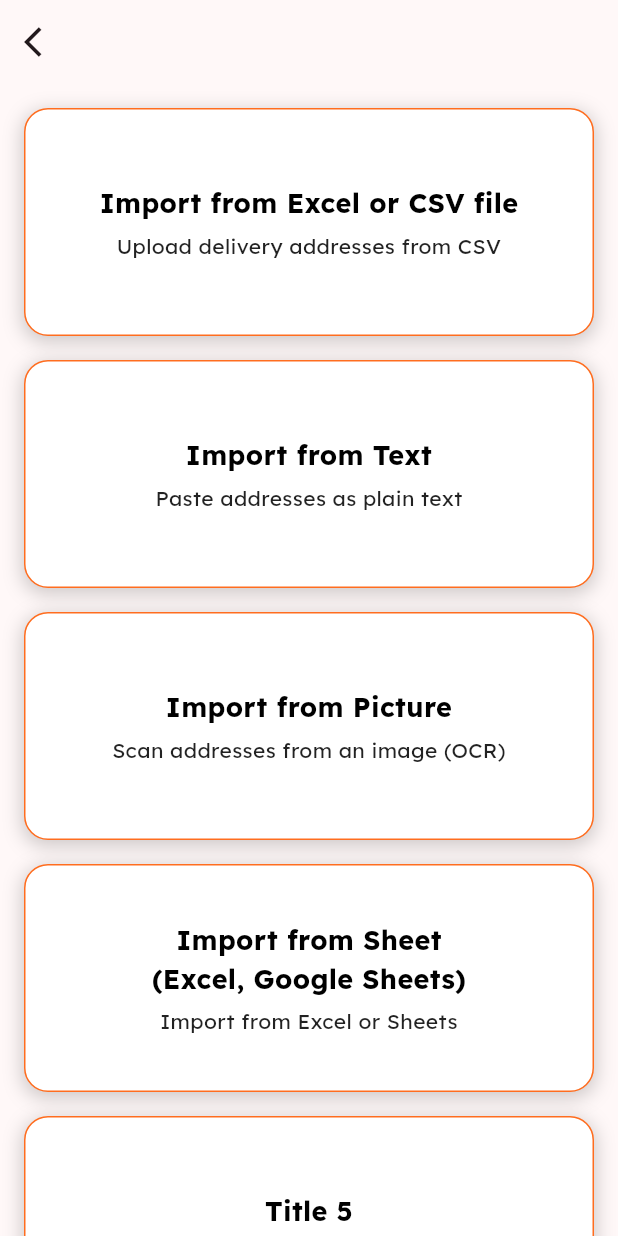
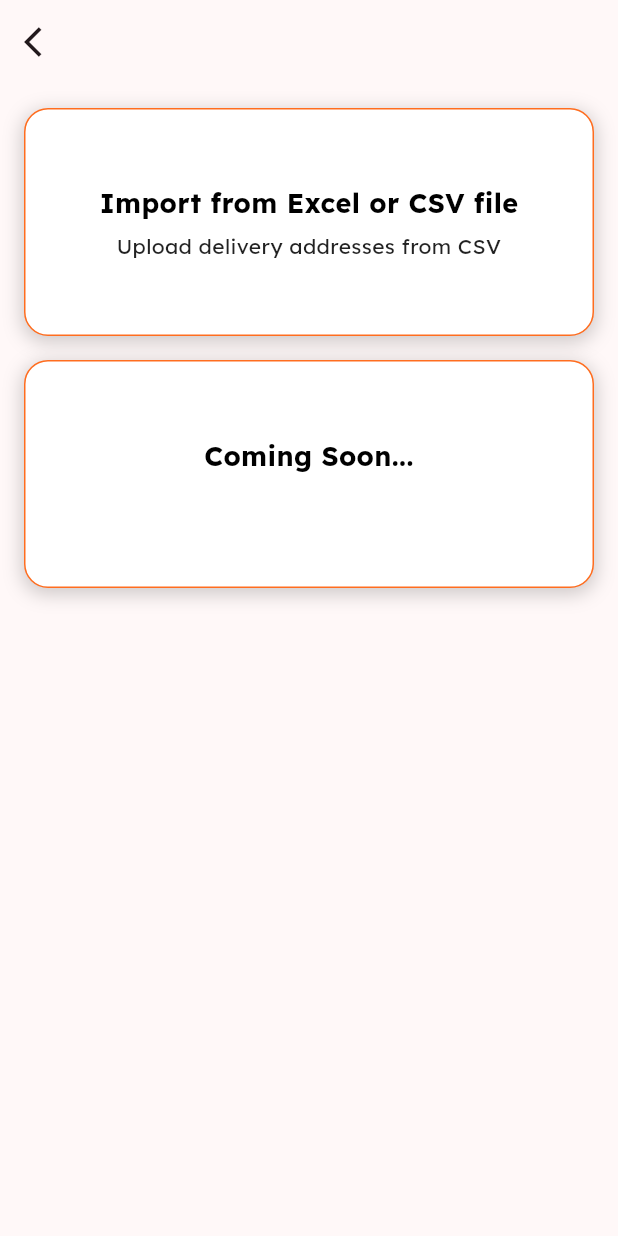
Before and after one commit to emirdmg/deli4route, a Flutter app: the CreateRoutePage screen opened directly, on a phone screen of 412 x 824 dp. Run offline on Flutter 3.47's test engine with Material 3 defaults, Android fonts, the phone set to English and light mode, and no system bars; our stand-ins replace cloud_firestore, file_picker, firebase_auth, firebase_core, flashy_tab_bar2, flutter_map and 7 more; missing offline and left inert: excel; accounts and stored records are empty; generated files the repository leaves out were written again; project files that could hold a hidden picture were left out.

Commit message:
buttons updated

```diff
--- a/lib/features/home/pages/create_route_page.dart
+++ b/lib/features/home/pages/create_route_page.dart
@@ -40,32 +40,31 @@ class _CreateRoutePageState extends State<CreateRoutePage> {
                 ),
 
                 MyRouteCard(
-                  title: 'Import from Text',
-                  subTitle: 'Paste addresses as plain text',
+                  title: 'Coming Soon...',
+                  subTitle: '',
                   onTap: () {},
                 ),
 
-                MyRouteCard(
-                  title: 'Import from Picture',
-                  subTitle: 'Scan addresses from an image (OCR)',
-                  onTap: () {},
-                ),
-
-                MyRouteCard(
-                  title: 'Import from Sheet\n(Excel, Google Sheets)',
-                  subTitle: 'Import from Excel or Sheets',
-                  onTap: () {},
-                ),
-                MyRouteCard(
-                  title: 'Title 5',
-                  subTitle: 'Subtitle 5',
-                  onTap: () {},
-                ),
-                MyRouteCard(
-                  title: 'Title 6',
-                  subTitle: 'Subtitle 6',
-                  onTap: () {},
-                ),
+                // MyRouteCard(
+                //   title: 'Import from Text',
+                //   subTitle: 'Paste addresses as plain text',
+                //   onTap: () {},
+                // ),
+                // MyRouteCard(
+                //   title: 'Import from Sheet\n(Excel, Google Sheets)',
+                //   subTitle: 'Import from Excel or Sheets',
+                //   onTap: () {},
+                // ),
+                // MyRouteCard(
+                //   title: 'Title 5',
+                //   subTitle: 'Subtitle 5',
+                //   onTap: () {},
+                // ),
+                // MyRouteCard(
+                //   title: 'Title 6',
+                //   subTitle: 'Subtitle 6',
+                //   onTap: () {},
+                // ),
               ],
             ),
           ),
```
